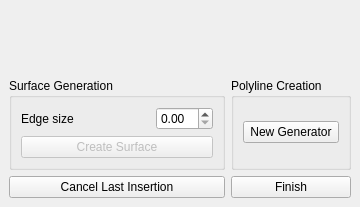
Old version of the form Polyhedron/demo/Polyhedron/Plugins/Surface_mesh_deformation/Create_surface.ui in the repository maxGimeno/cgal.
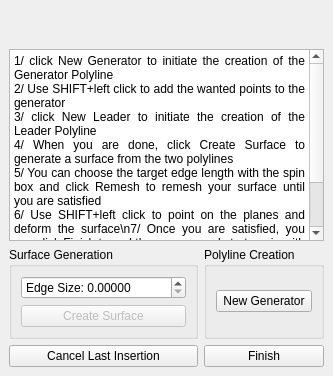
New version of the form.

Commit message: Add doc and remesh button.

```diff
--- a/Polyhedron/demo/Polyhedron/Plugins/Surface_mesh_deformation/Create_surface.ui
+++ b/Polyhedron/demo/Polyhedron/Plugins/Surface_mesh_deformation/Create_surface.ui
@@ -2,22 +2,12 @@
 <ui version="4.0">
  <class>Create_surface</class>
  <widget class="QDockWidget" name="Create_surface">
-  <property name="geometry">
-   <rect>
-    <x>0</x>
-    <y>0</y>
-    <width>360</width>
-    <height>207</height>
-   </rect>
-  </property>
   <property name="windowTitle">
    <string>Create and Deform Surface</string>
   </property>
   <widget class="QWidget" name="dockWidgetContents">
    <layout class="QVBoxLayout" name="verticalLayout">
     <item>
-     <layout class="QVBoxLayout" name="verticalLayout_2">
-      <item>
        <spacer name="verticalSpacer">
         <property name="orientation">
          <enum>Qt::Vertical</enum>
@@ -30,6 +20,30 @@
         </property>
        </spacer>
       </item>
+    <item>
+     <widget class="QTextBrowser" name="textBrowser">
+      <property name="autoFormatting">
+       <set>QTextEdit::AutoAll</set>
+      </property>
+      <property name="html">
+       <string>&lt;!DOCTYPE HTML PUBLIC &quot;-//W3C//DTD HTML 4.0//EN&quot; &quot;http://www.w3.org/TR/REC-html40/strict.dtd&quot;&gt;
+&lt;html&gt;&lt;head&gt;&lt;meta name=&quot;qrichtext&quot; content=&quot;1&quot; /&gt;&lt;style type=&quot;text/css&quot;&gt;
+p, li { white-space: pre-wrap; }
+&lt;/style&gt;&lt;/head&gt;&lt;body style=&quot; font-family:'Sans Serif'; font-size:9pt; font-weight:400; font-style:normal;&quot;&gt;
+&lt;p align=&quot;justify&quot; style=&quot; margin-top:0px; margin-bottom:0px; margin-left:0px; margin-right:0px; -qt-block-indent:0; text-indent:0px;&quot;&gt;1/ click New Generator to initiate the creation of the Generator Polyline&lt;/p&gt;
+&lt;p align=&quot;justify&quot; style=&quot; margin-top:0px; margin-bottom:0px; margin-left:0px; margin-right:0px; -qt-block-indent:0; text-indent:0px;&quot;&gt;2/ Use SHIFT+left click to add the wanted points to the generator&lt;/p&gt;
+&lt;p align=&quot;justify&quot; style=&quot; margin-top:0px; margin-bottom:0px; margin-left:0px; margin-right:0px; -qt-block-indent:0; text-indent:0px;&quot;&gt;3/ click New Leader to initiate the creation of the Leader Polyline&lt;/p&gt;
+&lt;p align=&quot;justify&quot; style=&quot; margin-top:0px; margin-bottom:0px; margin-left:0px; margin-right:0px; -qt-block-indent:0; text-indent:0px;&quot;&gt;4/ When you are done, click Create Surface to generate a surface from the two polylines&lt;/p&gt;
+&lt;p align=&quot;justify&quot; style=&quot; margin-top:0px; margin-bottom:0px; margin-left:0px; margin-right:0px; -qt-block-indent:0; text-indent:0px;&quot;&gt;5/ You can choose the target edge length with the spin box and click Remesh to remesh your surface until you are satisfied&lt;/p&gt;
+&lt;p align=&quot;justify&quot; style=&quot; margin-top:0px; margin-bottom:0px; margin-left:0px; margin-right:0px; -qt-block-indent:0; text-indent:0px;&quot;&gt;6/ Use SHIFT+left click to point on the planes and deform the surface\n7/ Once you are satisfied, you can click Finish to end the process and start again with a new surface.&lt;/p&gt;
+&lt;p align=&quot;justify&quot; style=&quot;-qt-paragraph-type:empty; margin-top:0px; margin-bottom:0px; margin-left:0px; margin-right:0px; -qt-block-indent:0; text-indent:0px;&quot;&gt;&lt;br /&gt;&lt;/p&gt;
+&lt;p align=&quot;justify&quot; style=&quot; margin-top:0px; margin-bottom:0px; margin-left:0px; margin-right:0px; -qt-block-indent:0; text-indent:0px;&quot;&gt;  Tip: You can use Cancel Last Insertion to remove the last picked point from the current Polyline&lt;/p&gt;&lt;/body&gt;&lt;/html&gt;</string>
+      </property>
+      <property name="textInteractionFlags">
+       <set>Qt::NoTextInteraction</set>
+      </property>
+     </widget>
+    </item>
       <item>
        <layout class="QGridLayout" name="gridLayout">
         <item row="2" column="0">
@@ -41,17 +55,20 @@
            <item>
             <layout class="QVBoxLayout" name="verticalLayout_4">
              <item>
-              <layout class="QHBoxLayout" name="horizontalLayout_5" stretch="1,0">
+            <layout class="QHBoxLayout" name="horizontalLayout_5" stretch="0">
                <item>
-                <widget class="QLabel" name="label_2">
-                 <property name="text">
-                  <string>Edge size</string>
+              <widget class="QDoubleSpinBox" name="edgeSpinBox">
+               <property name="prefix">
+                <string>Edge Size: </string>
+               </property>
+               <property name="decimals">
+                <number>5</number>
+               </property>
+               <property name="maximum">
+                <double>9999999.000000000000000</double>
                  </property>
                 </widget>
                </item>
-               <item>
-                <widget class="QDoubleSpinBox" name="edgeSpinBox"/>
-               </item>
               </layout>
              </item>
              <item>
@@ -102,8 +119,6 @@
            <string>Cancel Last Insertion</string>
           </property>
          </widget>
-        </item>
-       </layout>
       </item>
      </layout>
     </item>
```
Lines whose indentation alone changed are shown as unchanged. The commit also changes 1 other file.
